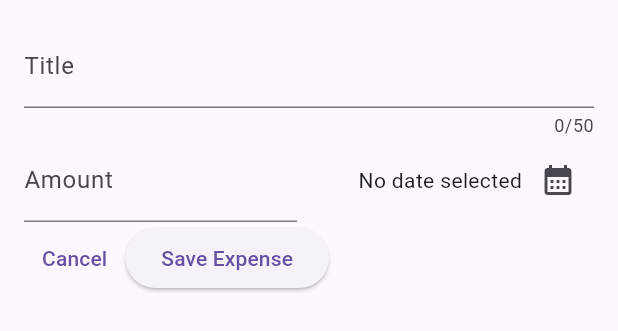
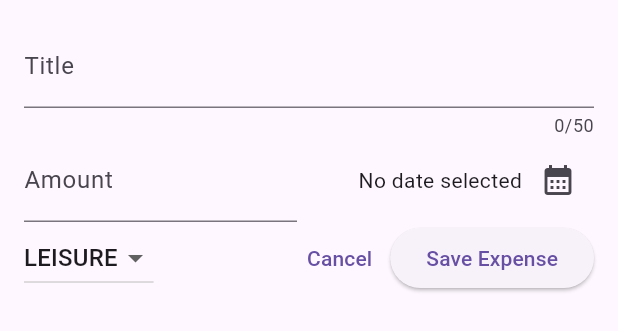
Before and after one commit to fauzanmzlm/expense_tracker, a Flutter app: the NewExpense widget shown alone on an empty page, opened directly, on a phone screen of 412 x 824 dp. Shown: the top 331 px of the screen. Run offline on Flutter 3.47's test engine with Material 3 defaults, Android fonts, the phone set to English and light mode, and no system bars.

Commit message:
Adding a Dropdown Button

```diff
--- a/lib/widgets/new_expense.dart
+++ b/lib/widgets/new_expense.dart
@@ -15,6 +15,7 @@ class _NewExpenseState extends State<NewExpense> {
   final _titleController = TextEditingController();
   final _amountController = TextEditingController();
   DateTime? _selectedDate;
+  Category _selectedCategory = Category.leisure;
 
   void _presentDatePicker() async {
     final now = DateTime.now();
@@ -92,6 +93,28 @@ class _NewExpenseState extends State<NewExpense> {
           ),
           Row(
             children: [
+              DropdownButton(
+                value: _selectedCategory,
+                items: Category.values
+                    .map(
+                      (category) => DropdownMenuItem(
+                        value: category,
+                        child: Text(
+                          category.name.toUpperCase(),
+                        ),
+                      ),
+                    )
+                    .toList(),
+                onChanged: (value) {
+                  if (value == null) {
+                    return;
+                  }
+                  setState(() {
+                    _selectedCategory = value;
+                  });
+                },
+              ),
+              const Spacer(),
               TextButton(
                 onPressed: () {
                   Navigator.pop(context);
```
